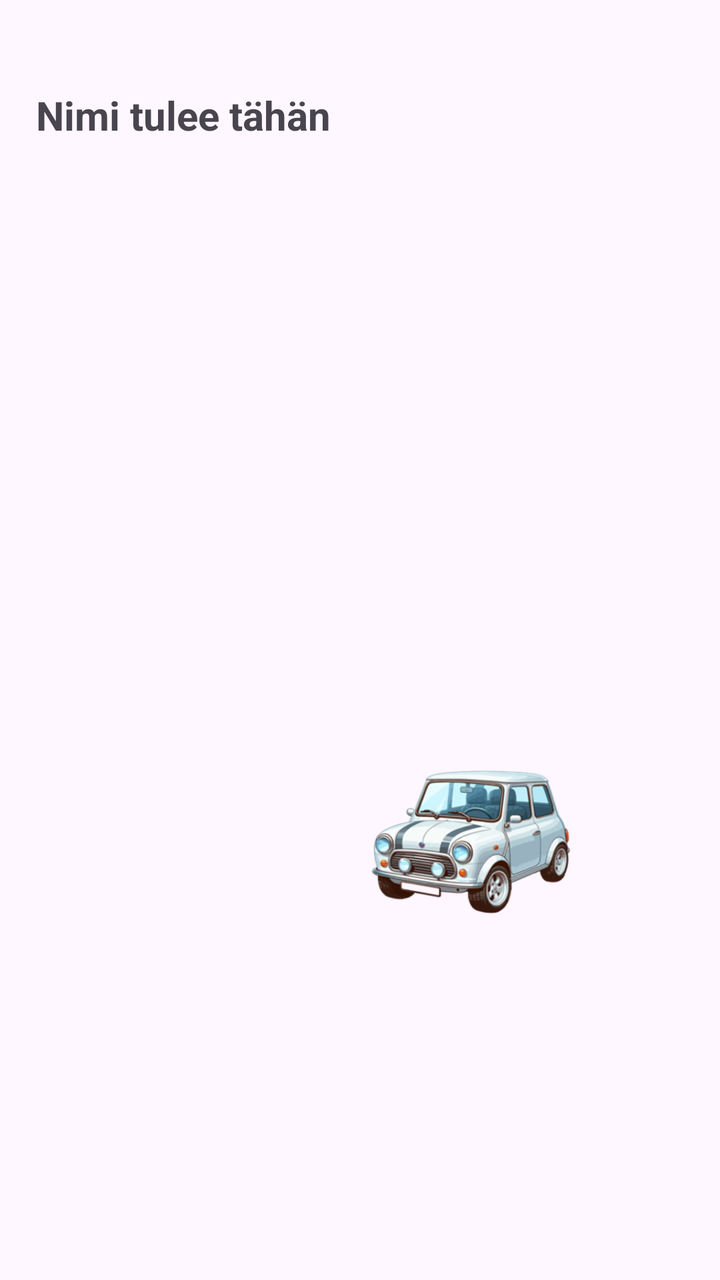
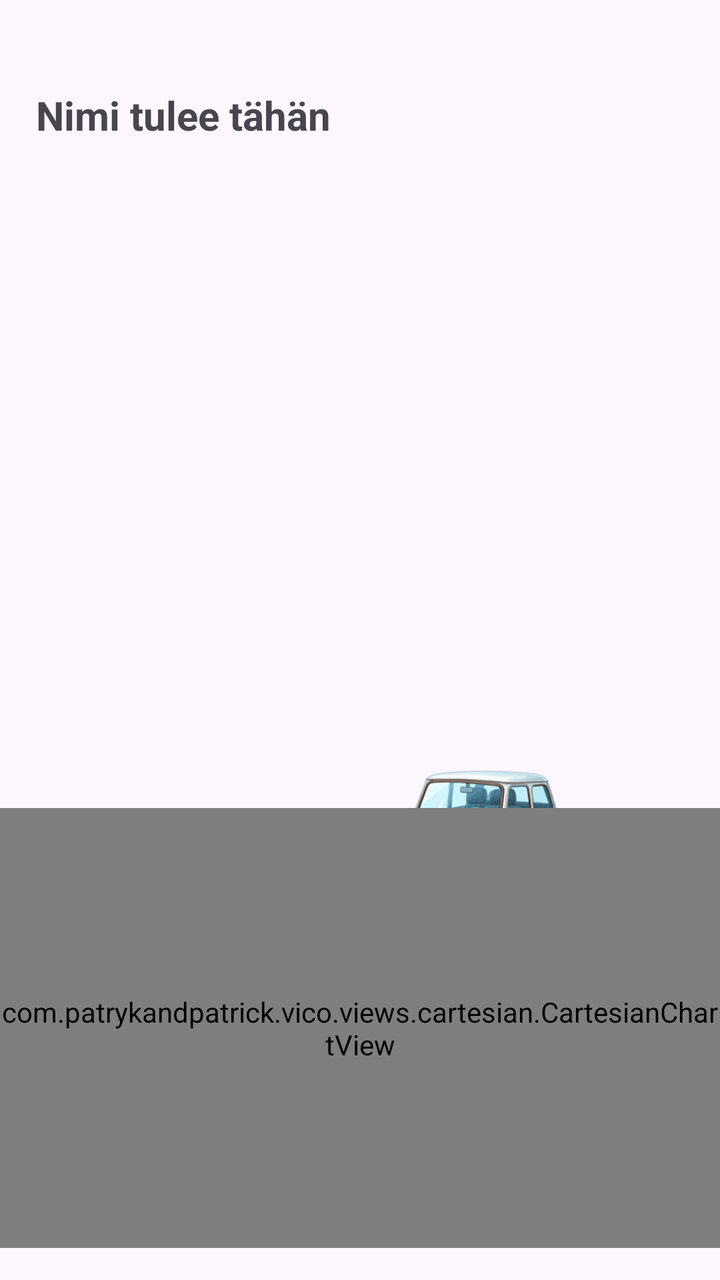

Two renders of the same Android screen: before a commit and after it. Below are the layout's source before the change and the commit's diff.
<!-- AndroidManifest.xml: application theme Theme.OO_Ohjelmointi_Projekti -->
<!-- res/layout/fragment_city_info.xml -->
<?xml version="1.0" encoding="utf-8"?>
<androidx.constraintlayout.widget.ConstraintLayout
    xmlns:android="http://schemas.android.com/apk/res/android"
    xmlns:app="http://schemas.android.com/apk/res-auto"
    xmlns:tools="http://schemas.android.com/tools"
    android:layout_width="match_parent"
    android:layout_height="match_parent"
    tools:context=".fragments.CityInfoFragment">

    <TextView
        android:id="@+id/TemperatureText"
        android:layout_width="318dp"
        android:layout_height="23dp"
        android:layout_marginTop="8dp"
        app:layout_constraintEnd_toEndOf="parent"
        app:layout_constraintHorizontal_bias="0.505"
        app:layout_constraintStart_toStartOf="parent"
        app:layout_constraintTop_toBottomOf="@+id/EmploymentSelfSufficiencyText" />

    <TextView
        android:id="@+id/WeatherDescriptionText"
        android:layout_width="318dp"
        android:layout_height="23dp"
        android:layout_marginTop="8dp"
        app:layout_constraintEnd_toEndOf="parent"
        app:layout_constraintHorizontal_bias="0.505"
        app:layout_constraintStart_toStartOf="parent"
        app:layout_constraintTop_toBottomOf="@+id/TemperatureText" />

    <TextView
        android:id="@+id/CarAmountText"
        android:layout_width="318dp"
        android:layout_height="23dp"
        android:layout_marginTop="8dp"
        app:layout_constraintEnd_toEndOf="parent"
        app:layout_constraintHorizontal_bias="0.505"
        app:layout_constraintStart_toStartOf="parent"
        app:layout_constraintTop_toBottomOf="@+id/WeatherDescriptionText" />

    <TextView
        android:id="@+id/EmploymentSelfSufficiencyText"
        android:layout_width="318dp"
        android:layout_height="23dp"
        android:layout_marginTop="8dp"
        app:layout_constraintEnd_toEndOf="parent"
        app:layout_constraintHorizontal_bias="0.505"
        app:layout_constraintStart_toStartOf="parent"
        app:layout_constraintTop_toBottomOf="@+id/EmploymentRateText" />

    <TextView
        android:id="@+id/EmploymentRateText"
        android:layout_width="318dp"
        android:layout_height="23dp"
        android:layout_marginTop="8dp"
        app:layout_constraintEnd_toEndOf="parent"
        app:layout_constraintHorizontal_bias="0.505"
        app:layout_constraintStart_toStartOf="parent"
        app:layout_constraintTop_toBottomOf="@+id/PopulationChangeText" />

    <TextView
        android:id="@+id/PopulationChangeText"
        android:layout_width="318dp"
        android:layout_height="23dp"
        android:layout_marginTop="8dp"
        app:layout_constraintEnd_toEndOf="parent"
        app:layout_constraintStart_toStartOf="parent"
        app:layout_constraintTop_toBottomOf="@+id/CityOnePopulationAmountText" />

    <TextView
        android:id="@+id/CityWikiUrlText"
        android:layout_width="318dp"
        android:layout_height="23dp"
        android:layout_marginTop="8dp"
        android:autoLink="web"
        android:linksClickable="true"
        app:layout_constraintEnd_toEndOf="parent"
        app:layout_constraintStart_toStartOf="parent"
        app:layout_constraintTop_toBottomOf="@+id/CityDescriptionText" />

    <TextView
        android:id="@+id/CityOnePopulationAmountText"
        android:layout_width="318dp"
        android:layout_height="23dp"
        android:layout_marginTop="8dp"
        app:layout_constraintEnd_toEndOf="parent"
        app:layout_constraintStart_toStartOf="parent"
        app:layout_constraintTop_toBottomOf="@+id/CityWikiUrlText" />

    <TextView
        android:id="@+id/CityDescriptionText"
        android:layout_width="318dp"
        android:layout_height="23dp"
        android:layout_marginTop="8dp"
        app:layout_constraintEnd_toEndOf="parent"
        app:layout_constraintStart_toStartOf="parent"
        app:layout_constraintTop_toBottomOf="@+id/CityOneNameText" />

    <TextView
        android:id="@+id/CityOneNameText"
        android:layout_width="324dp"
        android:layout_height="31dp"
        android:layout_marginTop="44dp"
        android:text="Nimi tulee tähän"
        android:textSize="20sp"
        android:textStyle="bold"
        app:layout_constraintEnd_toEndOf="parent"
        app:layout_constraintStart_toStartOf="parent"
        app:layout_constraintTop_toTopOf="parent" />

    <ImageView
        android:id="@+id/CarImageView"
        android:layout_width="175dp"
        android:layout_height="134dp"
        android:src="@drawable/car_tier_1"
        app:layout_constraintEnd_toEndOf="parent"
        app:layout_constraintHorizontal_bias="0.8"
        app:layout_constraintStart_toStartOf="parent"
        app:layout_constraintTop_toBottomOf="@+id/CarAmountText" />

</androidx.constraintlayout.widget.ConstraintLayout>
<!-- resources referenced by this layout -->
<resources>
  <!-- drawable car_tier_1: png bitmap (drawable, 109384 bytes) -->
  <style name="Theme.OO_Ohjelmointi_Projekti" parent="Base.Theme.OO_Ohjelmointi_Projekti" />
  <style name="Base.Theme.OO_Ohjelmointi_Projekti" parent="Theme.Material3.DayNight.NoActionBar">
          
          
      </style>
</resources>

<!-- the commit's change to res/layout/fragment_city_info.xml (unified diff, before → after) -->
@@ -117,4 +117,14 @@
         app:layout_constraintStart_toStartOf="parent"
         app:layout_constraintTop_toBottomOf="@+id/CarAmountText" />
 
+    <com.patrykandpatrick.vico.views.cartesian.CartesianChartView
+        android:id="@+id/populationChart"
+        android:layout_width="match_parent"
+        android:layout_height="220dp"
+        android:layout_marginBottom="16dp"
+        app:chartStyle="line"
+        app:layout_constraintBottom_toBottomOf="parent"
+        app:layout_constraintEnd_toEndOf="parent"
+        app:layout_constraintStart_toStartOf="parent" />
+
 </androidx.constraintlayout.widget.ConstraintLayout>
